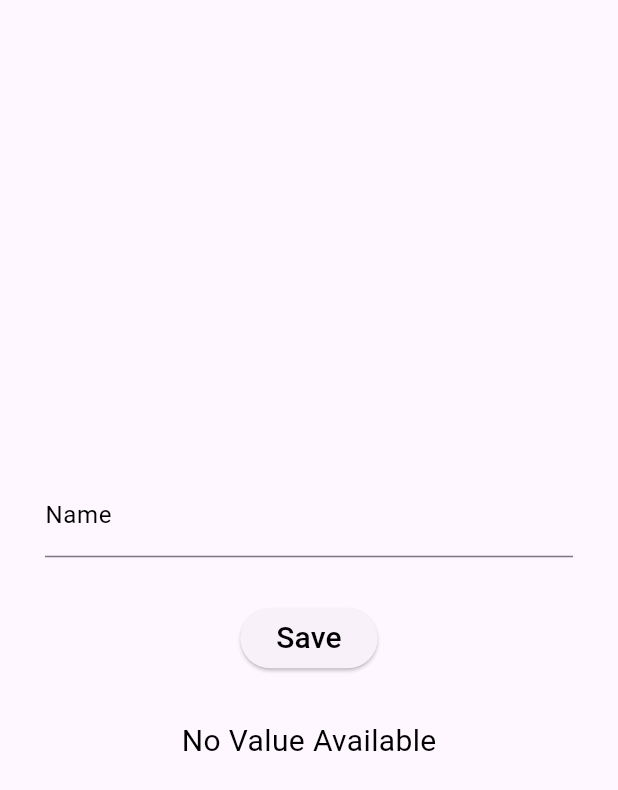
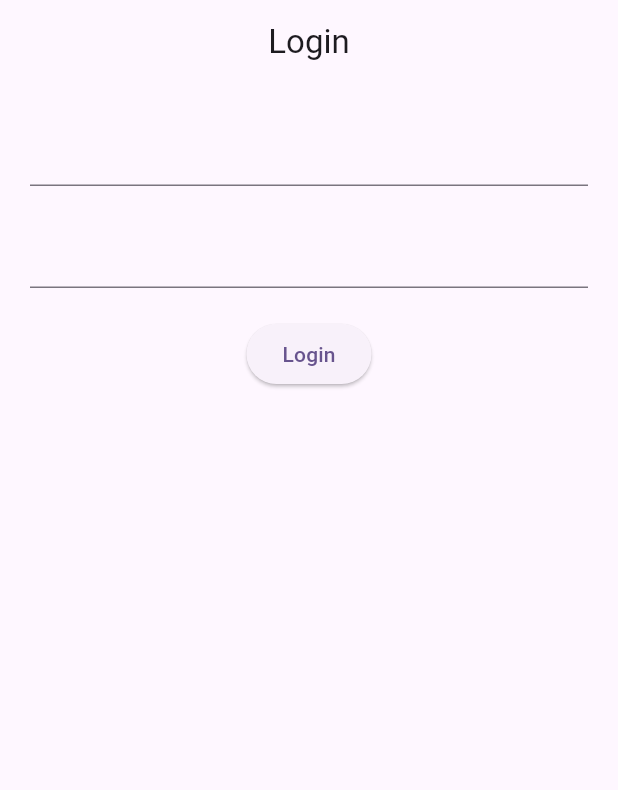
Before and after one commit to Mateo-David/Shared-Preference-Connectivity-Plus-Package, a Flutter app: the screen it shows after launch, on a phone screen of 412 x 824 dp. Shown: the top 790 px of the screen. Run offline on Flutter 3.47's test engine with Material 3 defaults, Android fonts, the phone set to English and light mode, and no system bars; our stand-ins replace shared_preferences; missing offline and left inert: dart:ffi.

Commit message:
login signup shared_preference

```diff
--- /dev/null
+++ b/lib/login_screen.dart
@@ -0,0 +1,54 @@
+import 'package:flutter/material.dart';
+import 'package:shared_preference/home_screen.dart';
+import 'package:shared_preference/splash_screen.dart';
+import 'package:shared_preferences/shared_preferences.dart';
+
+class LoginScreen extends StatefulWidget {
+  const LoginScreen({super.key});
+
+  @override
+  State<LoginScreen> createState() => _LoginScreenState();
+}
+
+class _LoginScreenState extends State<LoginScreen> {
+  @override
+  Widget build(BuildContext context) {
+    return Scaffold(
+      appBar: AppBar(
+        title: const Text("Login"),
+        centerTitle: true,
+      ),
+      body: Padding(
+        padding: const EdgeInsets.all(20.0),
+        child: Column(
+          children: [
+            TextFormField(
+              decoration: InputDecoration(),
+            ),
+            const SizedBox(
+              height: 20,
+            ),
+            TextFormField(
+              decoration: InputDecoration(),
+            ),
+            const SizedBox(
+              height: 20,
+            ),
+            ElevatedButton(
+                onPressed: () async {
+                  final prefs = await SharedPreferences.getInstance();
+                  prefs.setBool(SplashScreenState.KeyLogin, true);
+
+                  Navigator.pushReplacement(
+                      context,
+                      MaterialPageRoute(
+                        builder: (context) => HomeScreen(),
+                      ));
+                },
+                child: const Text("Login"))
+          ],
+        ),
+      ),
+    );
+  }
+}
--- a/lib/main.dart
+++ b/lib/main.dart
@@ -1,5 +1,6 @@
 import 'package:flutter/material.dart';
 import 'package:shared_preference/Shared%20Preference.dart';
+import 'package:shared_preference/splash_screen.dart';
 
 void main() {
   runApp(const MyApp());
@@ -17,7 +18,7 @@ class MyApp extends StatelessWidget {
         colorScheme: ColorScheme.fromSeed(seedColor: Colors.deepPurple),
         useMaterial3: true,
       ),
-      home: SharedPreference(),
+      home: SplashScreen(),
     );
   }
 }
--- a/pubspec.yaml
+++ b/pubspec.yaml
@@ -60,9 +60,9 @@ flutter:
   uses-material-design: true
 
   # To add assets to your application, add an assets section, like this:
-  # assets:
-  #   - images/a_dot_burr.jpeg
-  #   - images/a_dot_ham.jpeg
+  assets:
+    - assets/
+    # - images/a_dot_ham.jpeg
 
   # An image asset can refer to one or more resolution-specific "variants", see
   # https://flutter.dev/assets-and-images/#resolution-aware
```
Also changed, not shown: lib/home_screen.dart (added, +34 -0 lines), lib/splash_screen.dart (added, +65 -0 lines), assets/whatsapp_logo.jpg (added).
